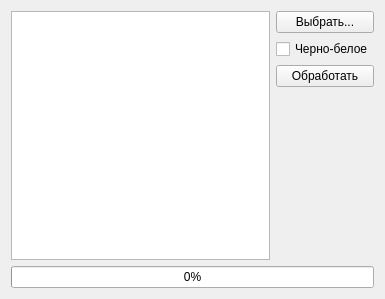
The window that widget.ui (alirzaev/textify-images) describes before a commit, drawn with Qt 5.
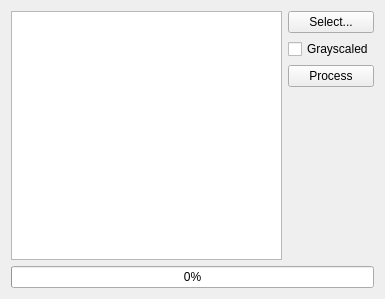
The same window after the commit.

What changed in the file:
```diff
--- a/widget.ui
+++ b/widget.ui
@@ -24,21 +24,21 @@
        <item>
         <widget class="QPushButton" name="importImages">
          <property name="text">
-          <string>Выбрать...</string>
+          <string>Select...</string>
          </property>
         </widget>
        </item>
        <item>
         <widget class="QCheckBox" name="grayscaleCheck">
          <property name="text">
-          <string>Черно-белое</string>
+          <string>Grayscaled</string>
          </property>
         </widget>
        </item>
        <item>
         <widget class="QPushButton" name="convertImages">
          <property name="text">
-          <string>Обработать</string>
+          <string>Process</string>
          </property>
         </widget>
        </item>
```
Left out of the diff: 2 changed lines with no effect on the pictures.
